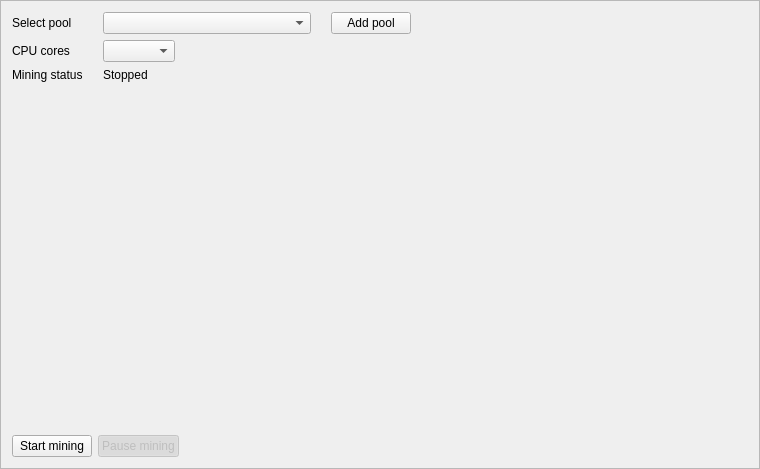
This is src/gui/ui/miningframe.ui in cryptonotefoundation/cryptonotewallet as Qt 5 draws it before an edit. The edited form follows.
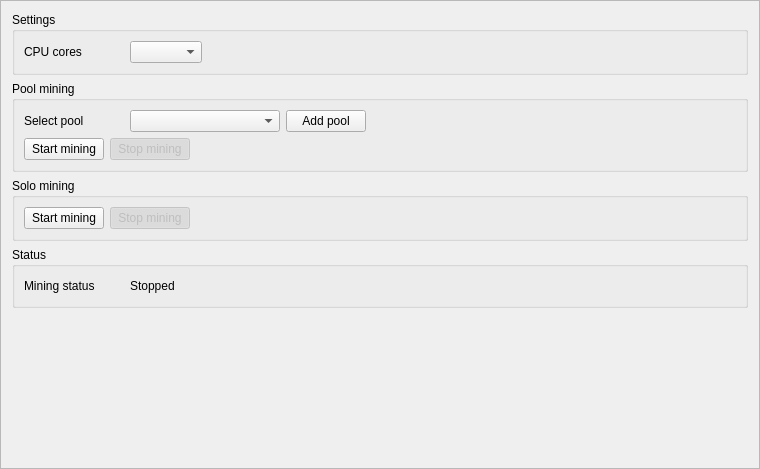
This is the edited form. Icons and pictures are not drawn.

Commit message: Solo mining

The edit to the form file:
```diff
--- a/src/gui/ui/miningframe.ui
+++ b/src/gui/ui/miningframe.ui
@@ -19,51 +19,78 @@
   <property name="frameShadow">
    <enum>QFrame::Raised</enum>
   </property>
-  <layout class="QVBoxLayout" name="verticalLayout">
-   <item>
-    <layout class="QGridLayout" name="gridLayout" columnstretch="0,1,2">
-     <property name="horizontalSpacing">
-      <number>20</number>
+  <layout class="QGridLayout" name="gridLayout_6">
+   <item row="0" column="0">
+    <widget class="QGroupBox" name="groupBox_3">
+     <property name="title">
+      <string>Settings</string>
      </property>
-     <item row="2" column="0">
-      <widget class="QLabel" name="label_3">
-       <property name="text">
-        <string>Mining status</string>
-       </property>
-      </widget>
-     </item>
-     <item row="0" column="1">
-      <widget class="QComboBox" name="m_poolCombo">
-       <property name="editable">
-        <bool>false</bool>
-       </property>
-      </widget>
-     </item>
-     <item row="1" column="0">
+     <layout class="QGridLayout" name="gridLayout">
+      <item row="0" column="0">
       <widget class="QLabel" name="label_2">
+        <property name="minimumSize">
+         <size>
+          <width>100</width>
+          <height>0</height>
+         </size>
+        </property>
        <property name="text">
         <string>CPU cores</string>
        </property>
       </widget>
      </item>
+      <item row="0" column="1">
+       <widget class="QComboBox" name="m_cpuCombo"/>
+      </item>
+      <item row="0" column="2">
+       <spacer name="horizontalSpacer_3">
+        <property name="orientation">
+         <enum>Qt::Horizontal</enum>
+        </property>
+        <property name="sizeHint" stdset="0">
+         <size>
+          <width>587</width>
+          <height>20</height>
+         </size>
+        </property>
+       </spacer>
+      </item>
+     </layout>
+    </widget>
+   </item>
+   <item row="1" column="0">
+    <widget class="QGroupBox" name="groupBox">
+     <property name="title">
+      <string>Pool mining</string>
+     </property>
+     <layout class="QGridLayout" name="gridLayout_3">
      <item row="0" column="0">
       <widget class="QLabel" name="label">
+        <property name="minimumSize">
+         <size>
+          <width>100</width>
+          <height>0</height>
+         </size>
+        </property>
        <property name="text">
         <string>Select pool</string>
        </property>
       </widget>
      </item>
-     <item row="1" column="1" alignment="Qt::AlignLeft">
-      <widget class="QComboBox" name="m_cpuCombo"/>
-     </item>
-     <item row="2" column="1">
-      <widget class="QLabel" name="m_stateLabel">
-       <property name="text">
-        <string>Stopped</string>
+      <item row="0" column="1">
+       <widget class="QComboBox" name="m_poolCombo">
+        <property name="minimumSize">
+         <size>
+          <width>150</width>
+          <height>0</height>
+         </size>
+        </property>
+        <property name="editable">
+         <bool>false</bool>
        </property>
       </widget>
      </item>
-     <item row="0" column="2" alignment="Qt::AlignLeft">
+      <item row="0" column="2">
       <widget class="QPushButton" name="m_addPoolButton">
        <property name="text">
         <string>Add pool</string>
@@ -74,24 +101,22 @@
        </property>
       </widget>
      </item>
-    </layout>
-   </item>
-   <item>
-    <spacer name="verticalSpacer">
+      <item row="0" column="3">
+       <spacer name="horizontalSpacer_5">
      <property name="orientation">
-      <enum>Qt::Vertical</enum>
+         <enum>Qt::Horizontal</enum>
      </property>
      <property name="sizeHint" stdset="0">
       <size>
-       <width>20</width>
-       <height>40</height>
+          <width>422</width>
+          <height>20</height>
       </size>
      </property>
     </spacer>
    </item>
-   <item>
-    <layout class="QHBoxLayout" name="horizontalLayout">
-     <item>
+      <item row="1" column="0" colspan="4">
+       <layout class="QGridLayout" name="gridLayout_2">
+        <item row="0" column="0">
       <widget class="QPushButton" name="m_startButton">
        <property name="text">
         <string>Start mining</string>
@@ -104,13 +129,13 @@
        </attribute>
       </widget>
      </item>
-     <item>
+        <item row="0" column="1">
       <widget class="QPushButton" name="m_stopButton">
        <property name="enabled">
         <bool>false</bool>
        </property>
        <property name="text">
-        <string>Pause mining</string>
+           <string>Stop mining</string>
        </property>
        <property name="checkable">
         <bool>true</bool>
@@ -123,7 +148,7 @@
        </attribute>
       </widget>
      </item>
-     <item>
+        <item row="0" column="2">
       <spacer name="horizontalSpacer">
        <property name="orientation">
         <enum>Qt::Horizontal</enum>
@@ -139,6 +164,127 @@
     </layout>
    </item>
   </layout>
+     <zorder>m_poolCombo</zorder>
+     <zorder>label</zorder>
+     <zorder>m_addPoolButton</zorder>
+    </widget>
+   </item>
+   <item row="2" column="0">
+    <widget class="QGroupBox" name="groupBox_2">
+     <property name="minimumSize">
+      <size>
+       <width>0</width>
+       <height>0</height>
+      </size>
+     </property>
+     <property name="title">
+      <string>Solo mining</string>
+     </property>
+     <layout class="QGridLayout" name="gridLayout_4">
+      <item row="0" column="2">
+       <spacer name="horizontalSpacer_2">
+        <property name="orientation">
+         <enum>Qt::Horizontal</enum>
+        </property>
+        <property name="sizeHint" stdset="0">
+         <size>
+          <width>555</width>
+          <height>20</height>
+         </size>
+        </property>
+       </spacer>
+      </item>
+      <item row="0" column="1">
+       <widget class="QPushButton" name="m_stopSolo">
+        <property name="enabled">
+         <bool>false</bool>
+        </property>
+        <property name="text">
+         <string>Stop mining</string>
+        </property>
+        <property name="checkable">
+         <bool>true</bool>
+        </property>
+        <property name="checked">
+         <bool>true</bool>
+        </property>
+        <attribute name="buttonGroup">
+         <string notr="true">m_soloButtonGroup</string>
+        </attribute>
+       </widget>
+      </item>
+      <item row="0" column="0">
+       <widget class="QPushButton" name="m_startSolo">
+        <property name="text">
+         <string>Start mining</string>
+        </property>
+        <property name="checkable">
+         <bool>true</bool>
+        </property>
+        <attribute name="buttonGroup">
+         <string notr="true">m_soloButtonGroup</string>
+        </attribute>
+       </widget>
+      </item>
+     </layout>
+    </widget>
+   </item>
+   <item row="3" column="0">
+    <widget class="QGroupBox" name="groupBox_4">
+     <property name="title">
+      <string>Status</string>
+     </property>
+     <layout class="QGridLayout" name="gridLayout_5">
+      <item row="0" column="0">
+       <widget class="QLabel" name="label_3">
+        <property name="minimumSize">
+         <size>
+          <width>100</width>
+          <height>0</height>
+         </size>
+        </property>
+        <property name="text">
+         <string>Mining status</string>
+        </property>
+       </widget>
+      </item>
+      <item row="0" column="1">
+       <widget class="QLabel" name="m_stateLabel">
+        <property name="text">
+         <string>Stopped</string>
+        </property>
+       </widget>
+      </item>
+      <item row="0" column="2">
+       <spacer name="horizontalSpacer_4">
+        <property name="orientation">
+         <enum>Qt::Horizontal</enum>
+        </property>
+        <property name="sizeHint" stdset="0">
+         <size>
+          <width>602</width>
+          <height>20</height>
+         </size>
+        </property>
+       </spacer>
+      </item>
+     </layout>
+    </widget>
+   </item>
+   <item row="4" column="0">
+    <spacer name="verticalSpacer_4">
+     <property name="orientation">
+      <enum>Qt::Vertical</enum>
+     </property>
+     <property name="sizeHint" stdset="0">
+      <size>
+       <width>20</width>
+       <height>40</height>
+      </size>
+     </property>
+    </spacer>
+   </item>
+  </layout>
  </widget>
  <resources>
   <include location="../../resources.qrc"/>
```
Left out of the diff: 50 changed lines with no effect on the pictures. Lines whose indentation alone changed are shown as unchanged. The commit also changes 16 other files.
